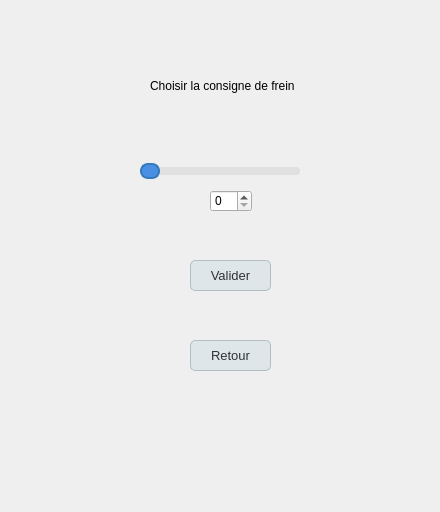
Old version of the form pilotage_frein_manuel.ui in the repository CND-cyb/engine_test_bench.
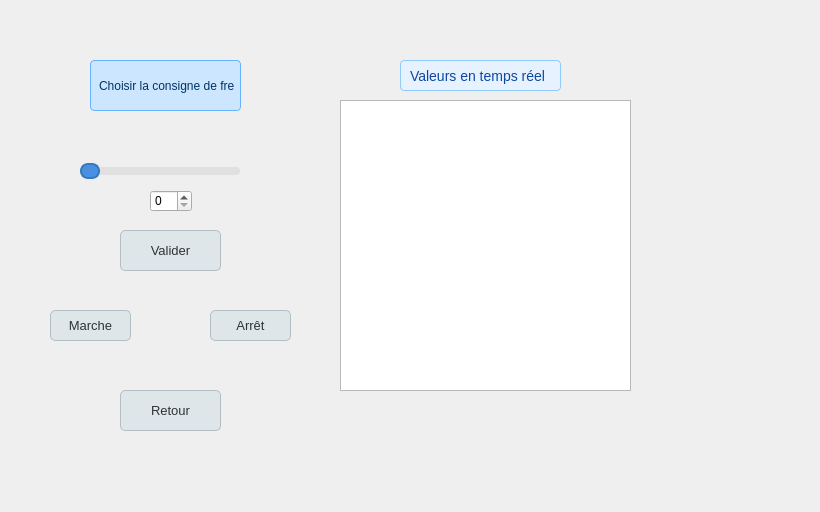
New version of the form.

Patch:
```diff
--- a/pilotage_frein_manuel.ui
+++ b/pilotage_frein_manuel.ui
@@ -6,7 +6,7 @@
    <rect>
     <x>0</x>
     <y>0</y>
-    <width>440</width>
+    <width>820</width>
     <height>512</height>
    </rect>
   </property>
@@ -35,10 +35,10 @@
   <widget class="QPushButton" name="pb_valider_consigne_frein">
    <property name="geometry">
     <rect>
-     <x>190</x>
-     <y>260</y>
-     <width>81</width>
-     <height>31</height>
+     <x>120</x>
+     <y>230</y>
+     <width>101</width>
+     <height>41</height>
     </rect>
    </property>
    <property name="styleSheet">
@@ -67,7 +67,7 @@
   <widget class="QSpinBox" name="sB_valeurFrein">
    <property name="geometry">
     <rect>
-     <x>210</x>
+     <x>150</x>
      <y>190</y>
      <width>42</width>
      <height>22</height>
@@ -80,7 +80,7 @@
   <widget class="QSlider" name="slider_valeurFrein">
    <property name="geometry">
     <rect>
-     <x>140</x>
+     <x>80</x>
      <y>160</y>
      <width>160</width>
      <height>22</height>
@@ -127,12 +127,22 @@
   <widget class="QLabel" name="label">
    <property name="geometry">
     <rect>
-     <x>150</x>
+     <x>90</x>
      <y>60</y>
      <width>151</width>
      <height>51</height>
     </rect>
    </property>
+   <property name="styleSheet">
+    <string notr="true">QLabel {
+    background-color: #cce6ff;     /* Bleu très pâle */
+    color: #003366;                /* Bleu foncé pour un bon contraste */
+    border: 1px solid #66b3ff;     /* Bordure bleu clair */
+    border-radius: 4px;
+    padding: 5px;
+}
+</string>
+   </property>
    <property name="text">
     <string>Choisir la consigne de frein </string>
    </property>
@@ -140,16 +150,113 @@
   <widget class="QPushButton" name="pb_retour_pilotage_frein">
    <property name="geometry">
     <rect>
-     <x>190</x>
-     <y>340</y>
-     <width>81</width>
-     <height>31</height>
+     <x>120</x>
+     <y>390</y>
+     <width>101</width>
+     <height>41</height>
     </rect>
    </property>
    <property name="text">
     <string>Retour</string>
    </property>
   </widget>
+  <widget class="QTextEdit" name="tE_valeur_temps_reel">
+   <property name="geometry">
+    <rect>
+     <x>340</x>
+     <y>100</y>
+     <width>291</width>
+     <height>291</height>
+    </rect>
+   </property>
+  </widget>
+  <widget class="QLabel" name="label_2">
+   <property name="geometry">
+    <rect>
+     <x>400</x>
+     <y>60</y>
+     <width>161</width>
+     <height>31</height>
+    </rect>
+   </property>
+   <property name="styleSheet">
+    <string notr="true">QLabel {
+    background-color: #e6f2ff;    /* Bleu très clair, style info */
+    color: #0d47a1;               /* Bleu foncé, lisible et sérieux */
+    border: 1px solid #90caf9;    /* Bordure douce et informative */
+    border-radius: 4px;
+    padding: 6px;
+    font-size: 14px;
+}</string>
+   </property>
+   <property name="text">
+    <string>Valeurs en temps réel</string>
+   </property>
+  </widget>
+  <widget class="QPushButton" name="pb_marche_frein">
+   <property name="geometry">
+    <rect>
+     <x>50</x>
+     <y>310</y>
+     <width>81</width>
+     <height>31</height>
+    </rect>
+   </property>
+   <property name="styleSheet">
+    <string notr="true">QPushButton {
+    background-color: #dfe6e9;
+    border: 1px solid #b2bec3;
+    border-radius: 5px;
+    color: #2d3436;
+    padding: 6px 12px;
+    font: 13px;
+}
+
+QPushButton:hover {
+    background-color: #b2bec3;
+}
+
+QPushButton:pressed {
+    background-color: #636e72;
+    color: #ffffff;
+}</string>
+   </property>
+   <property name="text">
+    <string>Marche</string>
+   </property>
+  </widget>
+  <widget class="QPushButton" name="pb_arret_frein">
+   <property name="geometry">
+    <rect>
+     <x>210</x>
+     <y>310</y>
+     <width>81</width>
+     <height>31</height>
+    </rect>
+   </property>
+   <property name="styleSheet">
+    <string notr="true">QPushButton {
+    background-color: #dfe6e9;
+    border: 1px solid #b2bec3;
+    border-radius: 5px;
+    color: #2d3436;
+    padding: 6px 12px;
+    font: 13px;
+}
+
+QPushButton:hover {
+    background-color: #b2bec3;
+}
+
+QPushButton:pressed {
+    background-color: #636e72;
+    color: #ffffff;
+}</string>
+   </property>
+   <property name="text">
+    <string>Arrêt</string>
+   </property>
+  </widget>
  </widget>
  <resources/>
  <connections/>
```
